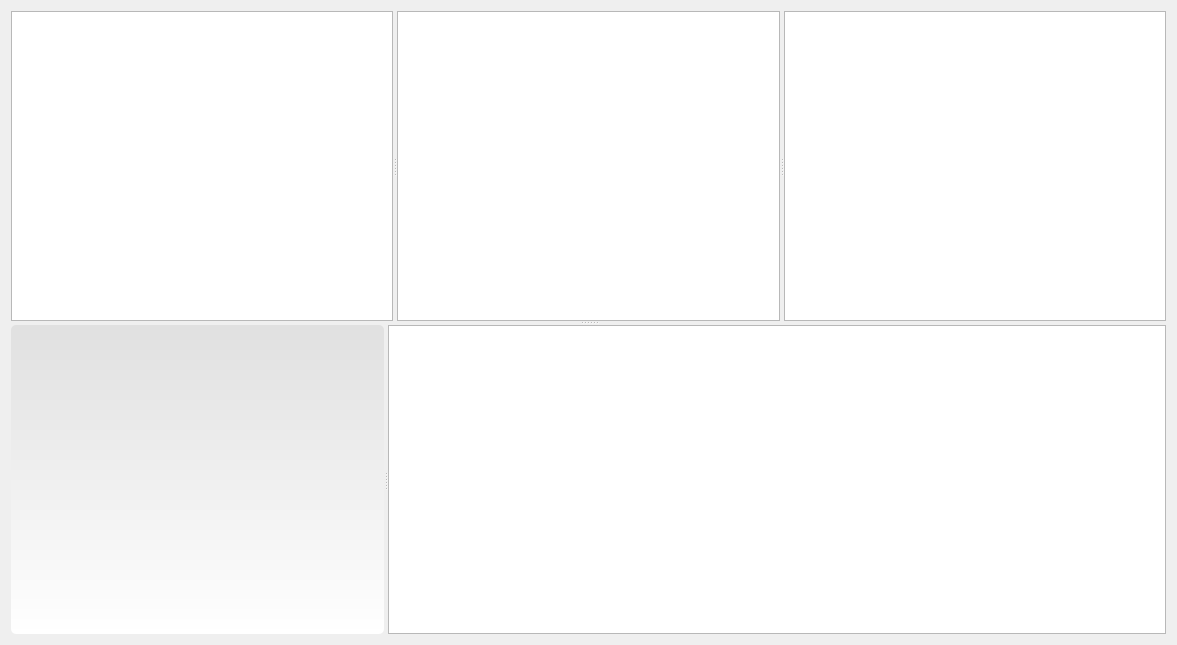
This is browser.ui in mainster/WorktimeManager as Qt 5 draws it before an edit. The edited form follows.
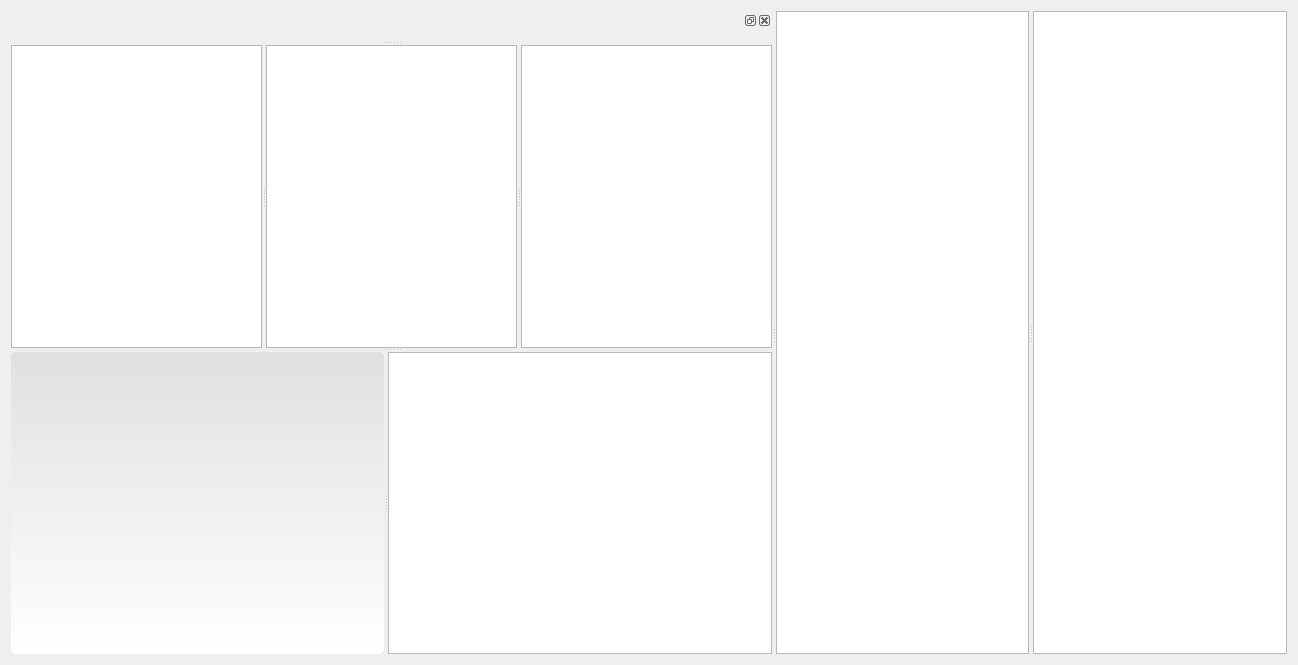
This is the edited form. Icons and pictures are not drawn. Custom widgets are drawn as their Qt base class.

Commit message: * New table view layout

Diff of the .ui file:
```diff
--- a/browser.ui
+++ b/browser.ui
@@ -6,8 +6,8 @@
    <rect>
     <x>0</x>
     <y>0</y>
-    <width>1177</width>
-    <height>645</height>
+    <width>1298</width>
+    <height>665</height>
    </rect>
   </property>
   <property name="sizePolicy">
@@ -96,6 +96,26 @@
   </property>
   <layout class="QGridLayout" name="gridLayout">
    <item row="0" column="0">
+    <widget class="QSplitter" name="splitter_5">
+     <property name="orientation">
+      <enum>Qt::Horizontal</enum>
+     </property>
+     <widget class="QSplitter" name="splitter_4">
+      <property name="orientation">
+       <enum>Qt::Vertical</enum>
+      </property>
+      <widget class="QDockWidget" name="dockWidget">
+       <property name="sizePolicy">
+        <sizepolicy hsizetype="Minimum" vsizetype="Minimum">
+         <horstretch>0</horstretch>
+         <verstretch>0</verstretch>
+        </sizepolicy>
+       </property>
+       <property name="allowedAreas">
+        <set>Qt::BottomDockWidgetArea|Qt::RightDockWidgetArea|Qt::TopDockWidgetArea</set>
+       </property>
+       <widget class="QWidget" name="dockWidgetContents"/>
+      </widget>
     <widget class="QSplitter" name="splitter_3">
      <property name="orientation">
       <enum>Qt::Vertical</enum>
@@ -122,7 +142,7 @@
       </widget>
       <widget class="TabView" name="tvc">
        <property name="sizePolicy">
-        <sizepolicy hsizetype="Expanding" vsizetype="Maximum">
+          <sizepolicy hsizetype="Expanding" vsizetype="Expanding">
          <horstretch>0</horstretch>
          <verstretch>15</verstretch>
         </sizepolicy>
@@ -149,18 +169,30 @@
       </widget>
       <widget class="TabView" name="tvm">
        <property name="sizePolicy">
-        <sizepolicy hsizetype="MinimumExpanding" vsizetype="MinimumExpanding">
+          <sizepolicy hsizetype="Expanding" vsizetype="Expanding">
          <horstretch>0</horstretch>
          <verstretch>0</verstretch>
         </sizepolicy>
        </property>
-       <property name="minimumSize">
-        <size>
-         <width>0</width>
-         <height>40</height>
-        </size>
-       </property>
-      </widget>
+        </widget>
+       </widget>
+      </widget>
+     </widget>
+     <widget class="TabView" name="tvl1">
+      <property name="sizePolicy">
+       <sizepolicy hsizetype="Expanding" vsizetype="Expanding">
+        <horstretch>0</horstretch>
+        <verstretch>0</verstretch>
+       </sizepolicy>
+      </property>
+     </widget>
+     <widget class="TabView" name="tvl2">
+      <property name="sizePolicy">
+       <sizepolicy hsizetype="Expanding" vsizetype="Expanding">
+        <horstretch>0</horstretch>
+        <verstretch>0</verstretch>
+       </sizepolicy>
+      </property>
      </widget>
     </widget>
    </item>
```
Left out of the diff: 6 changed lines with no effect on the pictures. Lines whose indentation alone changed are shown as unchanged. The commit also changes 4 other files.
